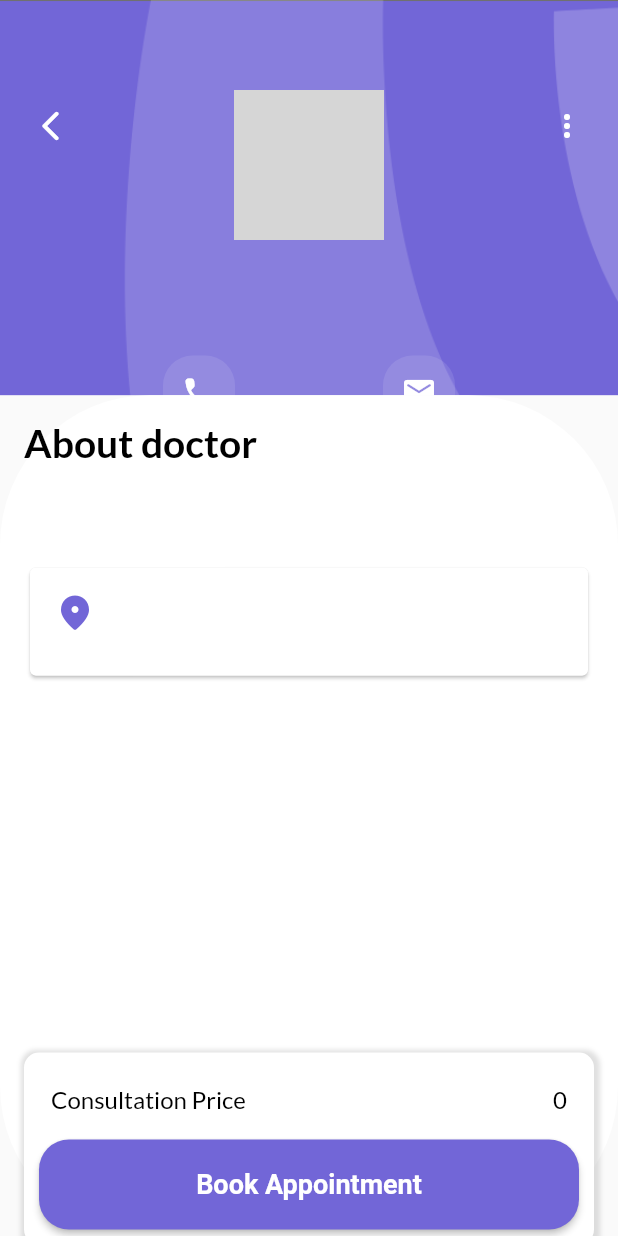
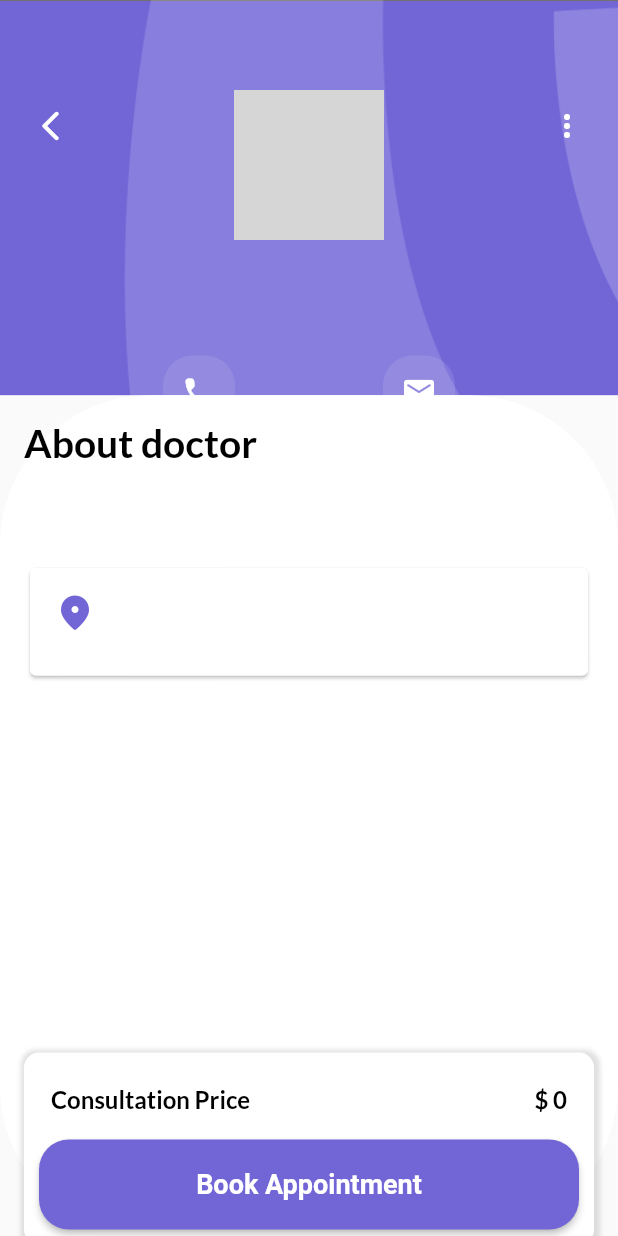
Before and after one commit to shivarajpoojary/doctor-appointment, a Flutter app: the DetailedView screen opened directly with empty values, on a phone screen of 412 x 824 dp. Run offline on Flutter 3.47's test engine with Material 2 defaults, Android fonts, the phone set to English and light mode, and no system bars; our stand-ins replace cloud_firestore, firebase_auth, firebase_core, google_sign_in, lottie; accounts and stored records are empty; network calls fail; grey boxes are pictures that could not be loaded.

Commit message:
Text got bold style

```diff
--- a/lib/screens/detail-view.dart
+++ b/lib/screens/detail-view.dart
@@ -218,16 +218,16 @@ class _DetailedViewState extends State<DetailedView> {
                           style: TextStyle(
                               fontFamily: 'Lato',
                               fontSize: 16,
-                              fontWeight: FontWeight.normal,
+                              fontWeight: FontWeight.bold,
                               color: Colors.black,
                               height: 1.5),
                         ),
                         Text(
-                          "${widget.doctor['price']}",
+                          '\$ ${widget.doctor['price']}',
                           style: TextStyle(
                               fontFamily: 'Lato',
                               fontSize: 16,
-                              fontWeight: FontWeight.normal,
+                              fontWeight: FontWeight.bold,
                               color: Colors.black,
                               height: 1.5),
                         ),
```
